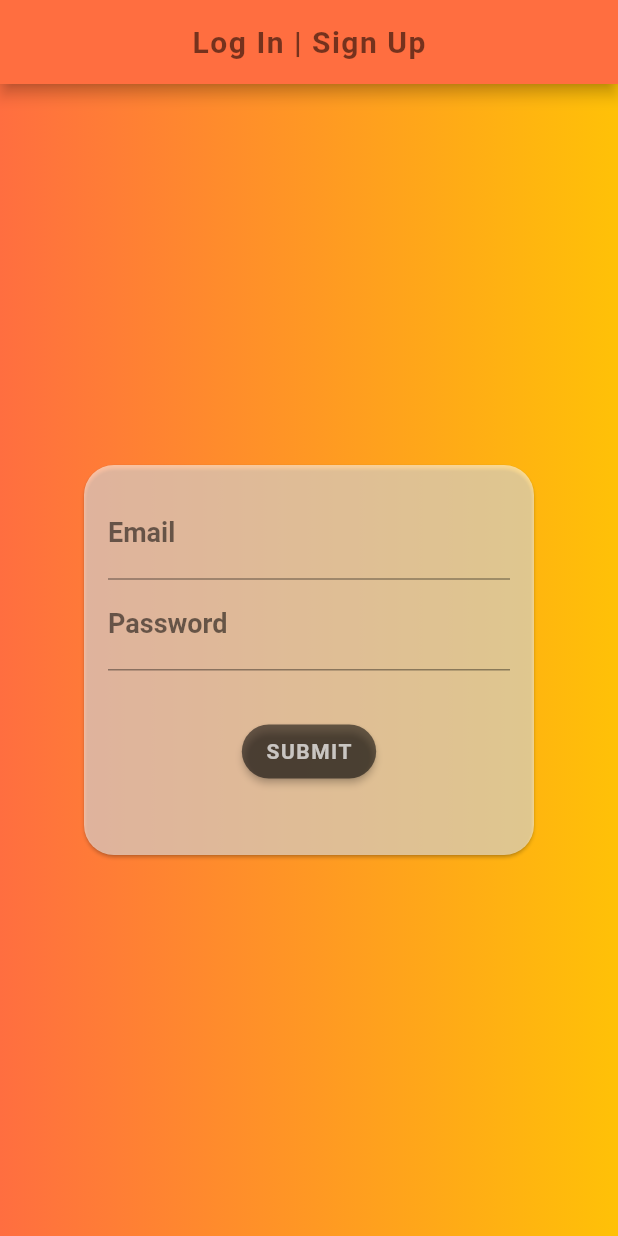
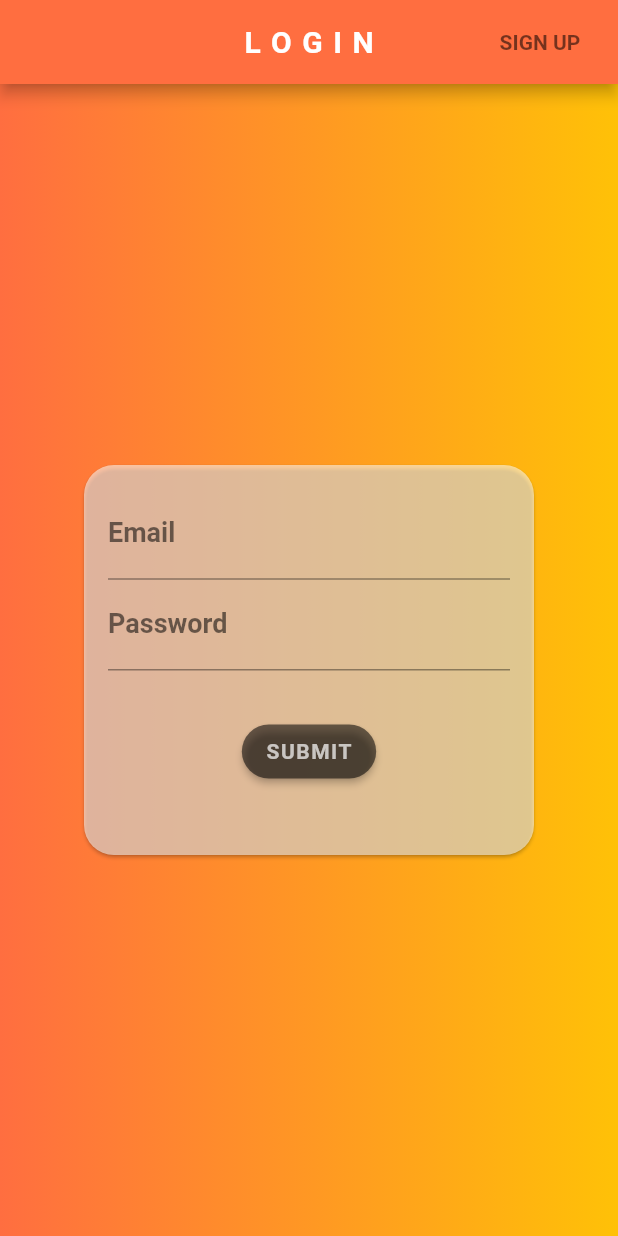
Before and after one commit to iamrajsinh/FlutterSignUp, a Flutter app: the screen it shows after launch, on a phone screen of 412 x 824 dp. Run offline on Flutter 3.47's test engine with Material 2 defaults, Android fonts, the phone set to English and light mode, and no system bars.

Commit message:
added sign_up page

```diff
--- a/sign_up/lib/main.dart
+++ b/sign_up/lib/main.dart
@@ -1,6 +1,7 @@
 import 'package:flutter/material.dart';
-import 'home_screen.dart';
-import 'login_screen.dart';
+import 'screens/home_screen.dart';
+import 'screens/login_screen.dart';
+import 'screens/signup_screen.dart';
 
 
 void main() {
@@ -18,6 +19,12 @@ class MyApp extends StatelessWidget {
         primaryColor: Colors.blue,
       ),
       home: LoginScreen(),
+      routes: {
+        SignupScreen.routeName: (ctx) => SignupScreen(),
+        LoginScreen.routeName: (ctx) => LoginScreen(),
+        HomeScreen.routeName: (ctx) => HomeScreen(),
+
+      },
 
 
 
--- a/sign_up/lib/home_screen.dart
+++ b/sign_up/lib/screens/home_screen.dart
@@ -2,6 +2,8 @@ import 'package:flutter/material.dart';
 
 class HomeScreen extends StatelessWidget {
   const HomeScreen({Key? key}) : super(key: key);
+
+  static const routeName = '/home';
 
   @override
   Widget build(BuildContext context) {
--- a/sign_up/lib/login_screen.dart
+++ b/sign_up/lib/screens/login_screen.dart
@@ -1,7 +1,10 @@
 import 'package:flutter/material.dart';
+import 'signup_screen.dart';
 
 class LoginScreen extends StatefulWidget {
   const LoginScreen({Key? key}) : super(key: key);
+
+  static const routeName = '/login';
 
   @override
   _LoginScreenState createState() => _LoginScreenState();
@@ -10,6 +13,11 @@ class LoginScreen extends StatefulWidget {
 class _LoginScreenState extends State<LoginScreen> {
 
   final GlobalKey<FormState> _formKey = GlobalKey();
+
+  void _submit(){
+
+  }
+
   @override
   Widget build(BuildContext context) {
     return Scaffold(
@@ -17,13 +25,30 @@ class _LoginScreenState extends State<LoginScreen> {
         centerTitle: true,
         backgroundColor: Colors.deepOrangeAccent,
         title: Text(
-          'Log In | Sign Up',
+          'L O G I N',
               style: TextStyle(
-                color: Colors.black54,
+                color: Colors.white,
                 fontWeight: FontWeight.bold,
                 letterSpacing: 1,
         ),
         ),
+        actions: [
+          Padding(
+            padding: const EdgeInsets.all(8.0),
+            child: FlatButton(onPressed: (){
+              Navigator.of(context).pushNamed(SignupScreen.routeName);
+            }, child: Row(
+              children: [
+                Text('SIGN UP',
+                style: TextStyle(
+                  fontWeight: FontWeight.bold,
+                  color: Colors.black54,
+
+                ),)
+              ],
+            )),
+          )
+        ],
       ),
       body: Stack(
         children: [
@@ -100,7 +125,9 @@ class _LoginScreenState extends State<LoginScreen> {
                         shape: StadiumBorder(
 
                         ),
-                          onPressed: () {},
+                          onPressed: () {
+                          _submit();
+                          },
                           color: Colors.black54,
 
                           child: Text(
```
Also changed, not shown: sign_up/lib/screens/signup_screen.dart (added, +165 -0 lines).
